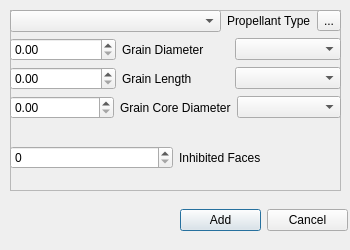
The window that src/ui/graindialog.ui (tuxxi/OpenBurn-old) describes before a commit, drawn with Qt 5.
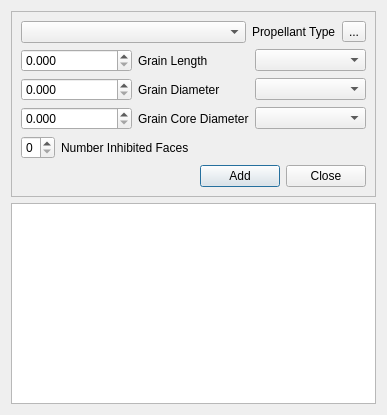
The same window after the commit.

Commit message: Added signals and slots for adding grains to the table widget. todo: fix drag and drop

```diff
--- a/src/ui/graindialog.ui
+++ b/src/ui/graindialog.ui
@@ -6,21 +6,27 @@
    <rect>
     <x>0</x>
     <y>0</y>
-    <width>350</width>
-    <height>250</height>
+    <width>387</width>
+    <height>415</height>
    </rect>
   </property>
+  <property name="sizePolicy">
+   <sizepolicy hsizetype="Preferred" vsizetype="MinimumExpanding">
+    <horstretch>0</horstretch>
+    <verstretch>0</verstretch>
+   </sizepolicy>
+  </property>
   <property name="windowTitle">
    <string>Dialog</string>
   </property>
+  <layout class="QVBoxLayout" name="verticalLayout_2">
+   <item alignment="Qt::AlignTop">
   <widget class="QFrame" name="frame">
-   <property name="geometry">
-    <rect>
-     <x>10</x>
-     <y>10</y>
-     <width>331</width>
-     <height>181</height>
-    </rect>
+     <property name="sizePolicy">
+      <sizepolicy hsizetype="Expanding" vsizetype="Preferred">
+       <horstretch>0</horstretch>
+       <verstretch>0</verstretch>
+      </sizepolicy>
    </property>
    <property name="frameShape">
     <enum>QFrame::StyledPanel</enum>
@@ -28,16 +34,9 @@
    <property name="frameShadow">
     <enum>QFrame::Raised</enum>
    </property>
-   <widget class="QWidget" name="verticalLayoutWidget">
-    <property name="geometry">
-     <rect>
-      <x>0</x>
-      <y>0</y>
-      <width>331</width>
-      <height>181</height>
-     </rect>
-    </property>
-    <layout class="QVBoxLayout" name="verticalLayout">
+     <layout class="QVBoxLayout" name="verticalLayout_3">
+      <item>
+       <layout class="QVBoxLayout" name="verticalLayout" stretch="0,0,0,0,0">
      <item>
       <layout class="QHBoxLayout" name="horizontalLayout_2" stretch="5,1,0">
        <item>
@@ -59,35 +58,13 @@
        </item>
       </layout>
      </item>
-     <item>
-      <layout class="QHBoxLayout" name="horizontalLayout_4">
-       <item>
-        <widget class="QDoubleSpinBox" name="grainDiameterComboBox">
-         <property name="maximum">
-          <double>999999999.000000000000000</double>
-         </property>
-        </widget>
-       </item>
-       <item>
-        <widget class="QLabel" name="label_3">
-         <property name="text">
-          <string>Grain Diameter</string>
-         </property>
-        </widget>
-       </item>
-       <item>
-        <widget class="QComboBox" name="grainDiaUnitsComboBox">
-         <property name="layoutDirection">
-          <enum>Qt::LeftToRight</enum>
-         </property>
-        </widget>
-       </item>
-      </layout>
-     </item>
      <item>
       <layout class="QHBoxLayout" name="horizontalLayout_3" stretch="0,0,0">
        <item>
         <widget class="QDoubleSpinBox" name="grainLengthComboBox">
+            <property name="decimals">
+             <number>3</number>
+            </property>
          <property name="maximum">
           <double>999999999.000000000000000</double>
          </property>
@@ -109,10 +86,44 @@
        </item>
       </layout>
      </item>
+        <item>
+         <layout class="QHBoxLayout" name="horizontalLayout_4">
+          <item>
+           <widget class="QDoubleSpinBox" name="grainDiameterComboBox">
+            <property name="decimals">
+             <number>3</number>
+            </property>
+            <property name="maximum">
+             <double>999999999.000000000000000</double>
+            </property>
+           </widget>
+          </item>
+          <item>
+           <widget class="QLabel" name="label_3">
+            <property name="text">
+             <string>Grain Diameter</string>
+            </property>
+            <property name="buddy">
+             <cstring>grainDiameterComboBox</cstring>
+            </property>
+           </widget>
+          </item>
+          <item>
+           <widget class="QComboBox" name="grainDiaUnitsComboBox">
+            <property name="layoutDirection">
+             <enum>Qt::LeftToRight</enum>
+            </property>
+           </widget>
+          </item>
+         </layout>
+        </item>
      <item>
       <layout class="QHBoxLayout" name="horizontalLayout_5">
        <item>
         <widget class="QDoubleSpinBox" name="grainCoreDiameterComboBox">
+            <property name="decimals">
+             <number>3</number>
+            </property>
          <property name="maximum">
           <double>999999999.000000000000000</double>
          </property>
@@ -149,25 +160,51 @@
        <item>
         <widget class="QLabel" name="label_5">
          <property name="text">
-          <string>Inhibited Faces</string>
-         </property>
-        </widget>
-       </item>
+             <string>Number Inhibited Faces</string>
+            </property>
+            <property name="buddy">
+             <cstring>grainInhibitedFacesComboBox</cstring>
+            </property>
+           </widget>
+          </item>
+          <item>
+           <spacer name="horizontalSpacer_2">
+            <property name="orientation">
+             <enum>Qt::Horizontal</enum>
+            </property>
+            <property name="sizeType">
+             <enum>QSizePolicy::Expanding</enum>
+            </property>
+            <property name="sizeHint" stdset="0">
+             <size>
+              <width>20</width>
+              <height>20</height>
+             </size>
+            </property>
+           </spacer>
+          </item>
       </layout>
      </item>
     </layout>
-   </widget>
-  </widget>
-  <widget class="QWidget" name="horizontalLayoutWidget">
-   <property name="geometry">
-    <rect>
-     <x>180</x>
-     <y>200</y>
-     <width>168</width>
-     <height>41</height>
-    </rect>
-   </property>
+      </item>
+      <item>
    <layout class="QHBoxLayout" name="horizontalLayout">
+        <property name="spacing">
+         <number>6</number>
+        </property>
+        <item>
+         <spacer name="horizontalSpacer">
+          <property name="orientation">
+           <enum>Qt::Horizontal</enum>
+          </property>
+          <property name="sizeHint" stdset="0">
+           <size>
+            <width>40</width>
+            <height>20</height>
+           </size>
+          </property>
+         </spacer>
+        </item>
     <item>
      <widget class="QPushButton" name="ApplyOrAddNewGrainButton">
       <property name="text">
@@ -178,13 +215,41 @@
     <item>
      <widget class="QPushButton" name="cancelButton">
       <property name="text">
-       <string>Cancel</string>
+           <string>Close</string>
       </property>
      </widget>
     </item>
    </layout>
-  </widget>
- </widget>
+      </item>
+     </layout>
+    </widget>
+   </item>
+   <item>
+    <widget class="QGraphicsView" name="graphicsView">
+     <property name="sizePolicy">
+      <sizepolicy hsizetype="Minimum" vsizetype="Expanding">
+       <horstretch>0</horstretch>
+       <verstretch>0</verstretch>
+      </sizepolicy>
+     </property>
+    </widget>
+   </item>
+  </layout>
+ </widget>
+ <tabstops>
+  <tabstop>propellantComboBox</tabstop>
+  <tabstop>grainLengthComboBox</tabstop>
+  <tabstop>grainDiameterComboBox</tabstop>
+  <tabstop>grainCoreDiameterComboBox</tabstop>
+  <tabstop>grainInhibitedFacesComboBox</tabstop>
+  <tabstop>ApplyOrAddNewGrainButton</tabstop>
+  <tabstop>cancelButton</tabstop>
+  <tabstop>modifyPropellantDatabase</tabstop>
+  <tabstop>grainLenUnitsComboBox</tabstop>
+  <tabstop>grainDiaUnitsComboBox</tabstop>
+  <tabstop>grainCoreDiaUnitsComboBox</tabstop>
+  <tabstop>graphicsView</tabstop>
+ </tabstops>
  <resources/>
  <connections/>
 </ui>
```
Left out of the diff: 9 changed lines with no effect on the pictures. Lines whose indentation alone changed are shown as unchanged. The commit also changes 13 other files.
